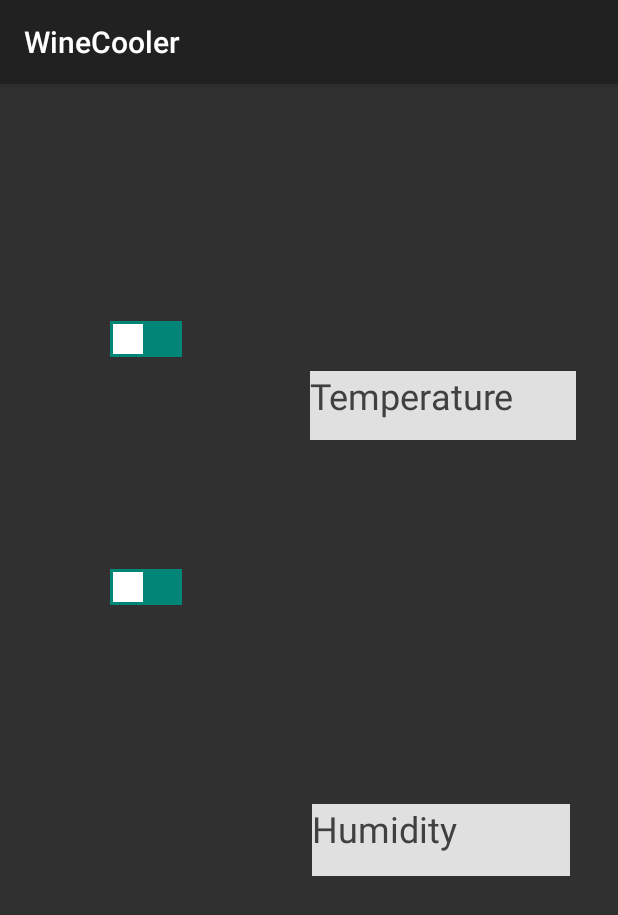
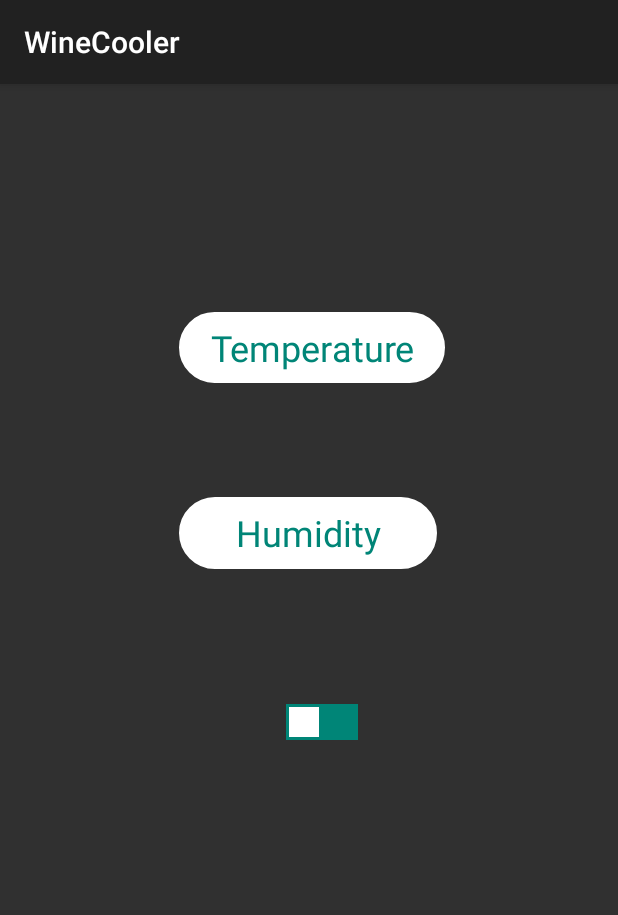
Before and after one commit to YaraGhawi/MDP25-FINAL, an Android app: the WineActivity screen opened directly, with no data from a screen before it, on a phone screen of 412 x 824 dp. Shown: the top 915 px of the screen. Run offline under Robolectric (Android 15) with nearby library versions, the phone set to English and light mode, and no system bars.

Commit message:
gayo here

```diff
--- a/WineCooler/app/src/main/java/com/example/winecooler/MqttHelper.java
+++ b/WineCooler/app/src/main/java/com/example/winecooler/MqttHelper.java
@@ -10,6 +10,8 @@ import org.eclipse.paho.client.mqttv3.MqttCallbackExtended;
 import org.eclipse.paho.client.mqttv3.MqttConnectOptions;
 import org.eclipse.paho.client.mqttv3.MqttException;
 import org.eclipse.paho.client.mqttv3.MqttMessage;
+
+import android.app.Activity;
 import android.content.Context;
 import android.util.Log;
 
@@ -50,7 +52,8 @@ public class MqttHelper {
             public void messageArrived(String topic, MqttMessage mqttMessage) throws Exception {
                 Log.w("Mqtt", mqttMessage.toString());
                 CigarActivity.receiveData(mqttMessage.toString());
-//                Log.w("Mqtt", "ejja message");
+//                WineActivity.receiveData(mqttMessage.toString());
+
             }
 
             @Override
--- a/WineCooler/app/src/main/java/com/example/winecooler/WineActivity.java
+++ b/WineCooler/app/src/main/java/com/example/winecooler/WineActivity.java
@@ -10,12 +10,11 @@ import android.widget.TextView;
 public class WineActivity extends AppCompatActivity implements CompoundButton.OnCheckedChangeListener {
 
     Switch switch1;
-    TextView tempTextView;
-    int temp=13;
-    Switch switch2;
-    TextView humTextView;
-    int hum=80;
+    static TextView tempTextView;
+    static int temp;
 
+    static  TextView humTextView;
+    static int hum;
 
     @Override
     protected void onCreate(Bundle savedInstanceState) {
@@ -24,16 +23,10 @@ public class WineActivity extends AppCompatActivity implements CompoundButton.On
 
 
         tempTextView =  findViewById(R.id.tempTextView);
-        tempTextView.setBackgroundColor(Color.rgb(224,224,224));
-        tempTextView.setTextColor(Color.rgb(64,64,64));
+
         switch1 = findViewById(R.id.switch1);
         switch1.setOnCheckedChangeListener(this);
         humTextView =  findViewById(R.id.humTextView);
-
-        humTextView.setBackgroundColor(Color.rgb(224,224,224));
-        humTextView.setTextColor(Color.rgb(64,64,64));
-        switch2 = findViewById(R.id.switch2);
-        switch2.setOnCheckedChangeListener(this);
 
     }
     @Override
@@ -41,20 +34,20 @@ public class WineActivity extends AppCompatActivity implements CompoundButton.On
 
         if (switch1.isChecked()){
 
-            tempTextView.setText(temp+" degree");
+            tempTextView.setText(this.temp+" degree");
+            humTextView.setText(this.temp +"%");
         }
-        else {
-            tempTextView.setText("");
+        else{
+            tempTextView.setText("Temperature");
+            humTextView.setText("Humidity");
+
         }
-
-
-        if (switch2.isChecked()){
-
-            humTextView.setText(hum+" %");
-        }
-        else {
-            humTextView.setText("");
-        }
-
+    }
+    public static void receiveData(String msg) {
+        //System.out.println(msg);
+        temp = Integer.valueOf(msg);
+        //push notification
+//       tempTextView.setText(msg);
+//       humTextView.setText(msg);
     }
 }
--- /dev/null
+++ b/WineCooler/app/src/main/res/drawable/rounded_form.xml
@@ -0,0 +1,18 @@
+<?xml version="1.0" encoding="utf-8"?>
+    <shape xmlns:android="http://schemas.android.com/apk/res/android" android:tint="@color/white" android:shape="rectangle" >
+        <corners
+            android:radius="25dp"
+            />
+
+        <size
+            android:width="140dp"
+            android:height="50dp"
+            />
+        <stroke
+            android:width="2dp"
+            android:color="#878787"
+            />
+
+
+
+    </shape>
--- a/WineCooler/app/src/main/res/layout/activity_wine.xml
+++ b/WineCooler/app/src/main/res/layout/activity_wine.xml
@@ -5,37 +5,39 @@
     android:layout_width="match_parent"
     android:layout_height="match_parent"
     tools:context=".WineActivity">
-
-
     <TextView
         android:id="@+id/tempTextView"
         android:layout_width="177dp"
-        android:layout_height="46dp"
+        android:layout_height="47dp"
+        android:layout_marginTop="152dp"
+        android:background="@drawable/rounded_form"
+        android:gravity="center"
         android:text="Temperature"
         android:textColor="@color/colorPrimary"
         android:textSize="24sp"
         android:visibility="visible"
-        app:layout_constraintBottom_toBottomOf="parent"
-        app:layout_constraintHorizontal_bias="0.88"
+
+        app:layout_constraintHorizontal_bias="0.508"
         app:layout_constraintLeft_toLeftOf="parent"
         app:layout_constraintRight_toRightOf="parent"
-        app:layout_constraintTop_toTopOf="parent"
-        app:layout_constraintVertical_bias="0.265" />
+        app:layout_constraintTop_toTopOf="parent" />
 
 
     <TextView
         android:id="@+id/humTextView"
         android:layout_width="172dp"
         android:layout_height="48dp"
-        android:layout_marginEnd="32dp"
-        android:layout_marginRight="32dp"
-        android:layout_marginBottom="240dp"
+        android:layout_marginTop="76dp"
+        android:background="@drawable/rounded_form"
+        android:gravity="center"
         android:text="Humidity"
         android:textColor="@color/colorPrimary"
         android:textSize="24sp"
         android:visibility="visible"
-        app:layout_constraintBottom_toBottomOf="parent"
         app:layout_constraintEnd_toEndOf="parent"
+        app:layout_constraintHorizontal_bias="0.497"
+        app:layout_constraintStart_toStartOf="parent"
+        app:layout_constraintTop_toBottomOf="@+id/tempTextView"
         tools:ignore="MissingConstraints" />
 
     <Switch
@@ -44,36 +46,13 @@
         android:layout_height="44dp"
         android:layout_marginStart="8dp"
         android:layout_marginLeft="8dp"
-        android:layout_marginTop="148dp"
+        android:layout_marginTop="80dp"
         android:layout_marginEnd="8dp"
         android:layout_marginRight="8dp"
         android:thumb="@drawable/rectangle_thumb"
         android:track="@drawable/rectangle_track"
-        app:layout_constraintEnd_toStartOf="@+id/tempTextView"
-        app:layout_constraintHorizontal_bias="0.382"
+        app:layout_constraintEnd_toEndOf="parent"
         app:layout_constraintStart_toStartOf="parent"
-        app:layout_constraintTop_toTopOf="parent" />
-
-    <Switch
-        android:id="@+id/switch2"
-        android:layout_width="65dp"
-        android:layout_height="47dp"
-        android:layout_marginStart="8dp"
-        android:layout_marginLeft="8dp"
-        android:layout_marginTop="120dp"
-        android:layout_marginEnd="8dp"
-        android:layout_marginRight="8dp"
-        android:layout_marginBottom="432dp"
-        android:thumb="@drawable/rectangle_thumb"
-        android:track="@drawable/rectangle_track"
-        app:layout_constraintBottom_toBottomOf="parent"
-        app:layout_constraintEnd_toStartOf="@+id/humTextView"
-        app:layout_constraintHorizontal_bias="0.38"
-        app:layout_constraintStart_toStartOf="parent"
-        app:layout_constraintTop_toBottomOf="@+id/switch1"
-        app:layout_constraintVertical_bias="0.0" />
-
-
-
+        app:layout_constraintTop_toBottomOf="@+id/humTextView" />
 
 </android.support.constraint.ConstraintLayout>
--- a/WineCooler/app/src/main/res/values/colors.xml
+++ b/WineCooler/app/src/main/res/values/colors.xml
@@ -5,4 +5,5 @@
     <color name="colorAccent">#D81B57</color>
     <color name="red">#FD0133</color>
     <color name="green">#238327</color>
+    <color name="white">#ffffff</color>
 </resources>
```
Also changed, not shown: WineCooler/app/src/main/java/com/example/winecooler/CigarActivity.java (+17 -23 lines), WineCooler/app/src/main/res/layout/activity_cigar.xml (+17 -32 lines).
